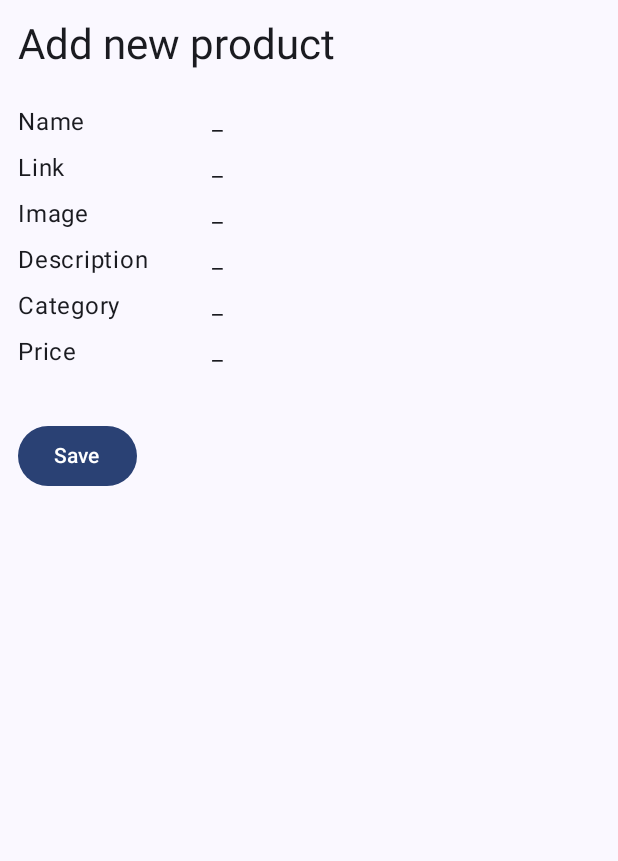
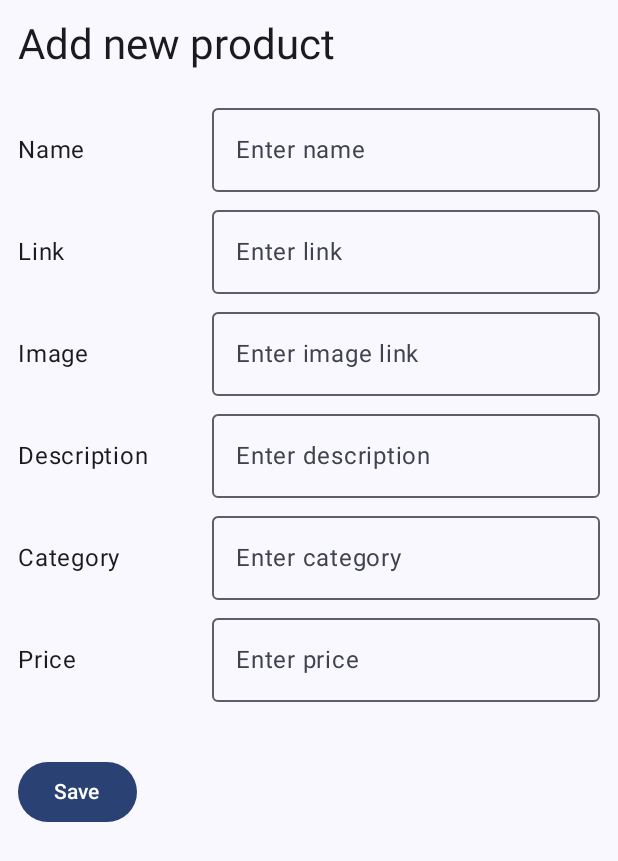
Before and after one commit to nicolegeorgieva/to-buy, an Android app built with Jetpack Compose: the composable BottomSheetContent shown on its own in the app's theme, on a phone screen of 412 x 824 dp. Shown: the top 861 px of the screen. Run offline under Robolectric (Android 15) with nearby library versions, the phone set to English and light mode, and no system bars.

Commit message:
Improve UI

```diff
--- a/app/src/main/java/com/example/tobuy/screen/addproduct/AddProductContent.kt
+++ b/app/src/main/java/com/example/tobuy/screen/addproduct/AddProductContent.kt
@@ -5,8 +5,10 @@ import androidx.compose.material3.Button
 import androidx.compose.material3.MaterialTheme
 import androidx.compose.material3.Text
 import androidx.compose.runtime.Composable
+import androidx.compose.ui.Alignment
 import androidx.compose.ui.Modifier
 import androidx.compose.ui.unit.dp
+import com.example.tobuy.component.InputField
 
 @Composable
 fun BottomSheetContent() {
@@ -19,17 +21,17 @@ fun BottomSheetContent() {
 
         Spacer(modifier = Modifier.height(24.dp))
 
-        ParamWithValue(text = "Name")
+        ParamWithValue(text = "Name", value = "", placeholder = "Enter name")
 
-        ParamWithValue(text = "Link")
+        ParamWithValue(text = "Link", value = "", placeholder = "Enter link")
 
-        ParamWithValue(text = "Image")
+        ParamWithValue(text = "Image", value = "", placeholder = "Enter image link")
 
-        ParamWithValue(text = "Description")
+        ParamWithValue(text = "Description", value = "", placeholder = "Enter description")
 
-        ParamWithValue(text = "Category")
+        ParamWithValue(text = "Category", value = "", placeholder = "Enter category")
 
-        ParamWithValue(text = "Price")
+        ParamWithValue(text = "Price", value = "", placeholder = "Enter price")
 
         Spacer(modifier = Modifier.height(24.dp))
 
@@ -44,18 +46,24 @@ fun BottomSheetContent() {
 }
 
 @Composable
-fun ParamWithValue(text: String) {
-    Row(modifier = Modifier.fillMaxWidth()) {
+fun ParamWithValue(
+    text: String, value: String, placeholder: String, onValueChange: (String) -> Unit = {}
+) {
+    Row(
+        modifier = Modifier.fillMaxWidth(),
+        verticalAlignment = Alignment.CenterVertically
+    ) {
         Text(
             modifier = Modifier.weight(1f),
             text = text,
             style = MaterialTheme.typography.bodyLarge
         )
 
-        Text(
+        InputField(
             modifier = Modifier.weight(2f),
-            text = "_",
-            style = MaterialTheme.typography.bodyLarge
+            value = value,
+            placeholder = placeholder,
+            onValueChange = onValueChange
         )
     }
 
```
